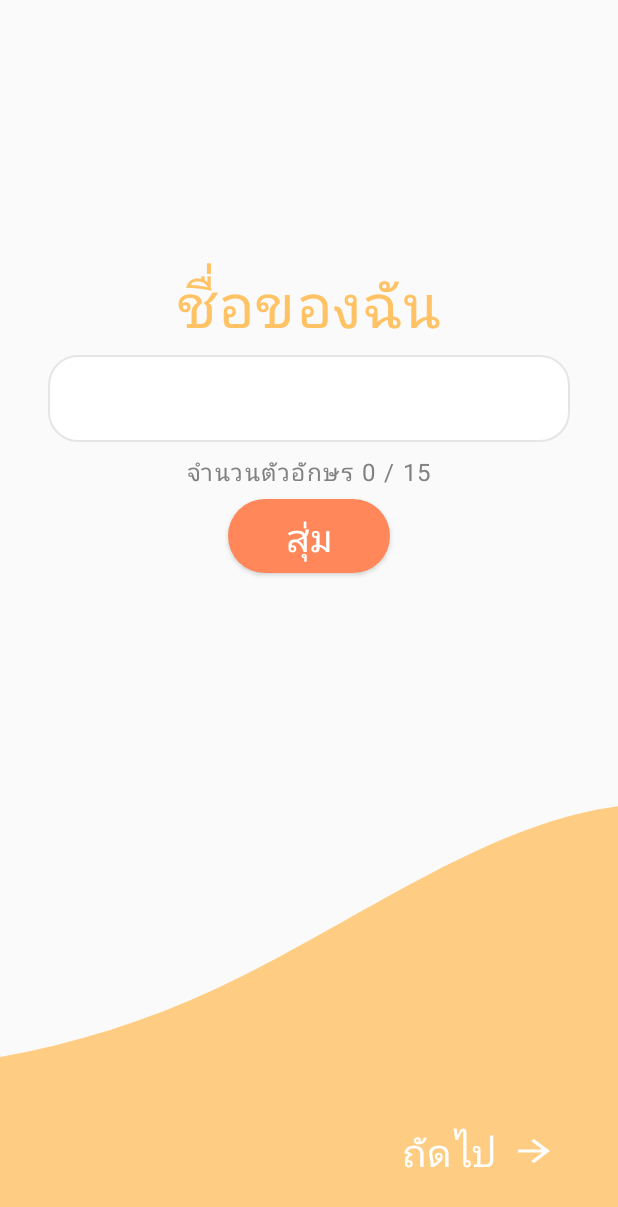
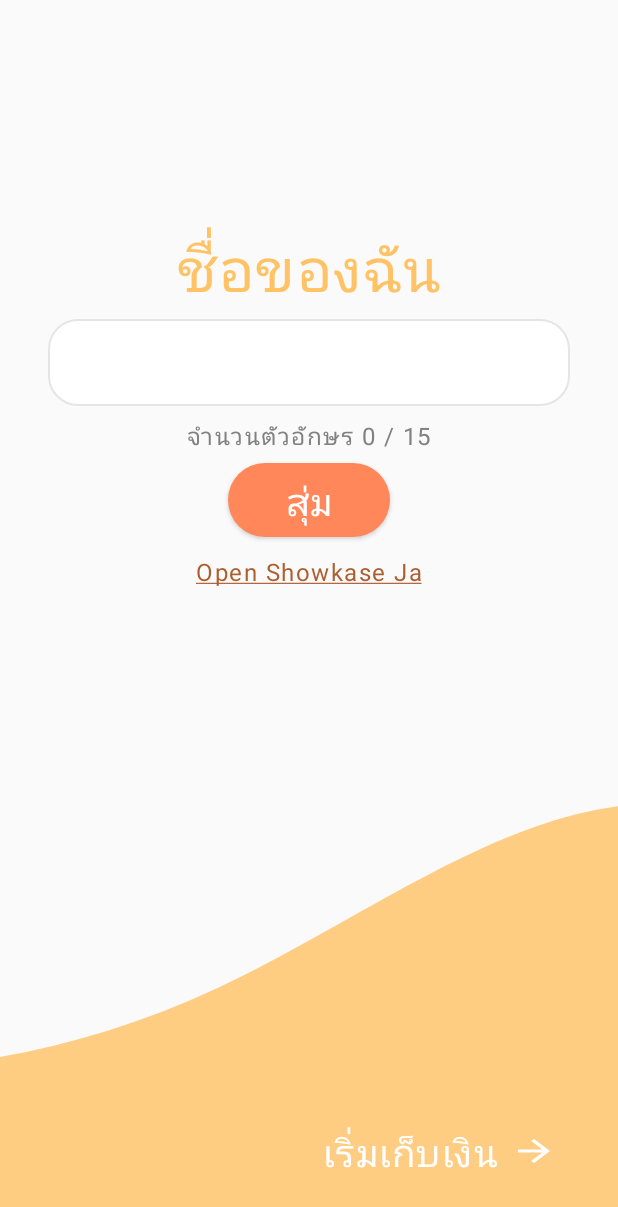
Before and after one commit to natersland/PiggyRich, an Android app built with Jetpack Compose: the screen it shows after launch (MainActivity), on a phone screen of 412 x 824 dp. Shown: the top 1207 px of the screen. Run offline under Robolectric (Android 15) with nearby library versions, the phone set to English and light mode, and no system bars; our stand-ins replace Dagger/Hilt's generated code, Room's generated code; libraries missing offline, so code that uses them is left out: com.airbnb.android.

Commit message:
feat: setup Showkase and add example use

```diff
--- a/app/src/main/java/com/natersfantasy/piggyrichrpg/commons/components/PiggyPigRoundedButton.kt
+++ b/app/src/main/java/com/natersfantasy/piggyrichrpg/commons/components/PiggyPigRoundedButton.kt
@@ -14,7 +14,7 @@ import androidx.compose.ui.text.style.TextAlign
 import androidx.compose.ui.tooling.preview.Preview
 import androidx.compose.ui.unit.dp
 import com.natersfantasy.piggyrichrpg.R
-import com.natersfantasy.piggyrichrpg.ui.theme.PiggyPigColor
+import com.natersfantasy.piggyrichrpg.ui.theme.PiggyRichColor
 import com.natersfantasy.piggyrichrpg.ui.theme.PiggyRichRPGTheme
 
 @Composable
@@ -40,7 +40,7 @@ fun PiggyPigRoundedButton(
                 .padding(horizontal = 18.dp, vertical = 4.dp),
             textAlign = TextAlign.Center,
             color = when(btnColor) {
-                Color.White -> PiggyPigColor.Gray818181
+                Color.White -> PiggyRichColor.Gray818181
                 else -> Color.White
             }
         )
@@ -56,7 +56,7 @@ fun RoundedButtonPreview() {
         PiggyPigRoundedButton(
             onClick = {},
             text = stringResource(id = R.string.user_result_start),
-            btnColor = PiggyPigColor.Lobster,
+            btnColor = PiggyRichColor.Lobster,
             enabled = true,
             modifier = Modifier.fillMaxWidth()
         )
--- a/app/src/main/java/com/natersfantasy/piggyrichrpg/presentation/MainActivity.kt
+++ b/app/src/main/java/com/natersfantasy/piggyrichrpg/presentation/MainActivity.kt
@@ -6,6 +6,7 @@ import androidx.activity.compose.setContent
 import androidx.navigation.compose.NavHost
 import androidx.navigation.compose.composable
 import androidx.navigation.compose.rememberNavController
+import com.airbnb.android.showkase.models.Showkase
 import com.natersfantasy.piggyrichrpg.presentation.newmember.NewMemberScreen
 import com.natersfantasy.piggyrichrpg.ui.theme.PiggyRichRPGTheme
 import com.natersfantasy.piggyrichrpg.util.Routes
@@ -14,6 +15,7 @@ import dagger.hilt.android.AndroidEntryPoint
 @AndroidEntryPoint
 class MainActivity : ComponentActivity() {
     override fun onCreate(savedInstanceState: Bundle?) {
+
         super.onCreate(savedInstanceState)
         setContent {
             PiggyRichRPGTheme {
--- a/app/src/main/java/com/natersfantasy/piggyrichrpg/presentation/newmember/NewMemberScreen.kt
+++ b/app/src/main/java/com/natersfantasy/piggyrichrpg/presentation/newmember/NewMemberScreen.kt
@@ -1,6 +1,12 @@
 package com.natersfantasy.piggyrichrpg.presentation.newmember
 
+import android.content.Context
+import android.content.Intent
 import android.widget.Toast
+import androidx.activity.compose.ManagedActivityResultLauncher
+import androidx.activity.compose.rememberLauncherForActivityResult
+import androidx.activity.result.ActivityResult
+import androidx.activity.result.contract.ActivityResultContracts
 import androidx.compose.foundation.Image
 import androidx.compose.foundation.layout.*
 import androidx.compose.material.*
@@ -12,34 +18,35 @@ import androidx.compose.ui.platform.LocalContext
 import androidx.compose.ui.res.painterResource
 import androidx.compose.ui.res.stringResource
 import androidx.compose.ui.text.style.TextAlign
+import androidx.compose.ui.text.style.TextDecoration
 import androidx.compose.ui.tooling.preview.Preview
 import androidx.compose.ui.unit.dp
 import androidx.hilt.navigation.compose.hiltViewModel
+import com.airbnb.android.showkase.models.Showkase
 import com.natersfantasy.piggyrichrpg.R
 import com.natersfantasy.piggyrichrpg.commons.components.PiggyPigRoundedButton
 import com.natersfantasy.piggyrichrpg.ui.theme.*
 import com.natersfantasy.piggyrichrpg.util.UiEvent
+import com.natersfantasy.piggyrichrpg.util.screenshot.getBrowserIntent
 
 @Composable
 internal fun NewMemberScreen(
     onPopBackStack: () -> Unit,
     viewModel: NewMemberViewModel = hiltViewModel()
 ) {
-    val scaffoldState = rememberScaffoldState()
     LaunchedEffect(key1 = true) {
         viewModel.uiEvent.collect { event ->
             when (event) {
                 is UiEvent.PopBackStack -> onPopBackStack()
-                is UiEvent.ShowSnackbar -> {
-                    scaffoldState.snackbarHostState.showSnackbar(
-                        message = event.message,
-                        actionLabel = event.action
-                    )
-                }
                 else -> Unit
             }
         }
     }
+
+    val context = LocalContext.current
+    val launcher = rememberLauncherForActivityResult(
+        ActivityResultContracts.StartActivityForResult()
+    ) { _ -> /* Handle activity result if needed */ }
 
     Box(
         modifier = Modifier
@@ -51,7 +58,7 @@ internal fun NewMemberScreen(
                 .padding(start = 32.dp, end = 32.dp, bottom = 300.dp)
                 .align(Alignment.Center)
         ) {
-            UserDetailForm(viewModel)
+            NewMemberForm(viewModel, context, launcher)
         }
         Box(modifier = Modifier.align(Alignment.BottomCenter)) {
             AppBottomWave()
@@ -61,8 +68,9 @@ internal fun NewMemberScreen(
                     .align(Alignment.BottomEnd)
                     .padding(end = 32.dp, bottom = 32.dp)
             ) {
+
                 Text(
-                    text = stringResource(id = R.string.new_member_next_button),
+                    text = stringResource(id = R.string.user_result_start),
                     style = PiggyPigTypography.h2,
                     color = Color.White,
                     modifier = Modifier.padding(end = 8.dp)
@@ -77,7 +85,11 @@ internal fun NewMemberScreen(
 }
 
 @Composable
-private fun UserDetailForm(viewModel: NewMemberViewModel) {
+fun NewMemberForm(
+    viewModel: NewMemberViewModel,
+    context: Context,
+    launcher: ManagedActivityResultLauncher<Intent, ActivityResult>
+) {
     Box(
         modifier = Modifier
             .fillMaxWidth()
@@ -90,7 +102,7 @@ private fun UserDetailForm(viewModel: NewMemberViewModel) {
             Text(
                 text = stringResource(id = R.string.new_member_myname),
                 style = PiggyPigTypography.h1,
-                color = PiggyPigColor.GiraffeYellowText,
+                color = PiggyRichColor.GiraffeYellowText,
                 modifier = Modifier.fillMaxWidth(),
                 textAlign = TextAlign.Center
             )
@@ -98,16 +110,29 @@ private fun UserDetailForm(viewModel: NewMemberViewModel) {
             PiggyPigRoundedButton(
                 onClick = { viewModel.onEvent(NewMemberEvent.OnRandomClick) },
                 text = stringResource(id = R.string.new_member_random),
-                btnColor = PiggyPigColor.Lobster,
+                btnColor = PiggyRichColor.Lobster,
                 enabled = true,
                 modifier = Modifier.padding(top = 8.dp)
             )
+            TextButton(
+                onClick = {
+                    val intent = Showkase.getBrowserIntent(context)
+                    launcher.launch(intent)
+                },
+            ) {
+                // Showkase #4
+                Text(
+                    text = "Open Showkase Ja",
+                    style = PiggyPigTypography.body1,
+                    color = PiggyRichColor.GiraffeBrownText, textDecoration = TextDecoration.Underline
+                )
+            }
         }
     }
 }
 
 @Composable
-private fun FormTextField(viewModel: NewMemberViewModel) {
+fun FormTextField(viewModel: NewMemberViewModel) {
     val context = LocalContext.current
     val maxChar = 15
     val userNameLength = viewModel.userName.length
@@ -127,9 +152,9 @@ private fun FormTextField(viewModel: NewMemberViewModel) {
         shape = Shapes.small,
         colors = TextFieldDefaults.outlinedTextFieldColors(
             backgroundColor = Color.White,
-            focusedBorderColor = PiggyPigColor.GrayE5E5E5,
-            unfocusedBorderColor = PiggyPigColor.GrayE5E5E5,
-            textColor = PiggyPigColor.Gray818181
+            focusedBorderColor = PiggyRichColor.GrayE5E5E5,
+            unfocusedBorderColor = PiggyRichColor.GrayE5E5E5,
+            textColor = PiggyRichColor.Gray818181
         ),
         textStyle = PiggyPigTypography.h3,
         singleLine = true,
@@ -140,15 +165,16 @@ private fun FormTextField(viewModel: NewMemberViewModel) {
             userNameLength.toString(),
             maxChar.toString()
         ), style = PiggyPigTypography.body1, color = when (userNameLength) {
-            in 7..14 -> PiggyPigColor.Lobster
+            in 7..14 -> PiggyRichColor.Lobster
             15 -> Color.Red
-            else -> PiggyPigColor.Gray818181
+            else -> PiggyRichColor.Gray818181
         }
     )
 }
 
+@Preview(name = "AppBottomWave", group = "NewMemberScreen")
 @Composable
-private fun AppBottomWave() {
+fun AppBottomWave() {
     Image(
         painter = painterResource(id = R.drawable.formwave),
         contentDescription = "formwave",
@@ -156,8 +182,8 @@ private fun AppBottomWave() {
     )
 }
 
-@Preview(showBackground = true, locale = "th")
+//@Preview(name = "New member Screen", group = "New Member")
 @Composable
 fun NewMemberScreenPreview() {
-
+    NewMemberScreen(onPopBackStack = {})
 }
--- a/app/src/main/java/com/natersfantasy/piggyrichrpg/ui/theme/Color.kt
+++ b/app/src/main/java/com/natersfantasy/piggyrichrpg/ui/theme/Color.kt
@@ -1,21 +1,35 @@
 package com.natersfantasy.piggyrichrpg.ui.theme
 
 import androidx.compose.ui.graphics.Color
+import com.airbnb.android.showkase.annotation.ShowkaseColor
 
 
-object PiggyPigColor {
+object PiggyRichColor {
+    // Showkase #2.1
+    @ShowkaseColor(name = "ChickenFantasy", group = "PiggyRich Color")
     val Chicken = Color(0xFFEE7D83)
+    @ShowkaseColor(name = "GiraffeFantasy", group = "PiggyRich Color")
     val Giraffe = Color(0xFFFFCE84)
+    @ShowkaseColor(name = "GiraffePatternFantasy", group = "PiggyRich Color")
     val GiraffePattern = Color(0xFFAD5E2E)
+    @ShowkaseColor(name = "LobsterFantasy", group = "PiggyRich Color")
     val Lobster = Color(0xFFFF8759)
+    @ShowkaseColor(name = "FrogFantasy", group = "PiggyRich Color")
     val Frog = Color(0xFFBEE8AA)
+    @ShowkaseColor(name = "DolphinFantasy", group = "PiggyRich Color")
     val Dolphin = Color(0xFFA2D5FF)
+    @ShowkaseColor(name = "CatFantasy", group = "PiggyRich Color")
     val Cat = Color(0xFFFFBFA2)
 
+    @ShowkaseColor(name = "Disable", group = "Other")
     val Disable = Color(0xFFD9D9D9)
 
+    @ShowkaseColor(group = "Font Color")
     val GiraffeYellowText = Color(0xFFFFC265)
+    @ShowkaseColor(group = "Font Color")
     val GiraffeBrownText = Color(0xFFAD5E2F)
+    @ShowkaseColor(group = "Font Color")
     val Gray818181 = Color(0xFF818181)
+    @ShowkaseColor(group = "Font Color")
     val GrayE5E5E5 = Color(0xFFE5E5E5)
 }
--- a/app/src/main/java/com/natersfantasy/piggyrichrpg/ui/theme/Theme.kt
+++ b/app/src/main/java/com/natersfantasy/piggyrichrpg/ui/theme/Theme.kt
@@ -8,17 +8,17 @@ import androidx.compose.runtime.Composable
 import androidx.compose.ui.graphics.Color
 
 private val DarkColorPalette = darkColors(
-    primary = PiggyPigColor.Giraffe,
-    primaryVariant = PiggyPigColor.Giraffe,
-    secondary = PiggyPigColor.GiraffePattern,
-    surface = PiggyPigColor.Gray818181,
-    background = PiggyPigColor.Gray818181,
+    primary = PiggyRichColor.Giraffe,
+    primaryVariant = PiggyRichColor.Giraffe,
+    secondary = PiggyRichColor.GiraffePattern,
+    surface = PiggyRichColor.Gray818181,
+    background = PiggyRichColor.Gray818181,
 )
 
 private val LightColorPalette = lightColors(
-    primary = PiggyPigColor.Giraffe,
-    primaryVariant = PiggyPigColor.Giraffe,
-    secondary = PiggyPigColor.GiraffePattern,
+    primary = PiggyRichColor.Giraffe,
+    primaryVariant = PiggyRichColor.Giraffe,
+    secondary = PiggyRichColor.GiraffePattern,
     surface = Color.White,
     background = Color.White,
 
--- a/app/src/main/java/com/natersfantasy/piggyrichrpg/ui/theme/Type.kt
+++ b/app/src/main/java/com/natersfantasy/piggyrichrpg/ui/theme/Type.kt
@@ -9,6 +9,8 @@ import androidx.compose.ui.text.font.FontWeight
 import androidx.compose.ui.text.googlefonts.Font
 import androidx.compose.ui.text.googlefonts.GoogleFont
 import androidx.compose.ui.unit.sp
+import com.airbnb.android.showkase.annotation.ShowkaseColor
+import com.airbnb.android.showkase.annotation.ShowkaseTypography
 import com.natersfantasy.piggyrichrpg.R
 import java.util.*
 
@@ -55,6 +57,7 @@ val MitrFontFamily = FontFamily(
 )
 val userDisplayLanguage = Resources.getSystem().configuration.locale;
 
+
 val PiggyPigTypography = Typography(
     body1 = TextStyle(
         fontFamily = MitrFontFamily,
@@ -93,3 +96,47 @@ val PiggyPigTypography = Typography(
         letterSpacing = 1.sp
     ),
 )
+
+// Showkase #2.2
+@ShowkaseTypography(name = "body 1", group = "PiggyRich Font")
+val body1 = TextStyle(
+    fontFamily = MitrFontFamily,
+    fontWeight = FontWeight.Normal,
+    fontSize = 16.sp,
+    letterSpacing = 1.sp
+)
+@ShowkaseTypography(name = "button", group = "PiggyRich Font")
+val button = TextStyle(
+fontFamily = MitrFontFamily,
+fontWeight = FontWeight.Medium,
+fontSize = 25.sp,
+letterSpacing = 1.sp
+)
+@ShowkaseTypography(name = "h1", group = "PiggyRich Font")
+val h1 = TextStyle(
+fontFamily = MitrFontFamily,
+fontWeight = FontWeight.Medium,
+fontSize = 40.sp,
+letterSpacing = 1.sp
+)
+@ShowkaseTypography(name = "h2", group = "PiggyRich Font")
+val h2 = TextStyle(
+fontFamily = MitrFontFamily,
+fontWeight = FontWeight.Medium,
+fontSize = 25.sp,
+letterSpacing = 1.sp
+)
+@ShowkaseTypography(name = "h3", group = "PiggyRich Font")
+val h3 = TextStyle(
+fontFamily = MitrFontFamily,
+fontWeight = FontWeight.Medium,
+fontSize = 22.sp,
+letterSpacing = 1.sp
+)
+@ShowkaseTypography(name = "h4", group = "PiggyRich Font")
+val h4 = TextStyle(
+fontFamily = MitrFontFamily,
+fontWeight = FontWeight.Medium,
+fontSize = 20.sp,
+letterSpacing = 1.sp
+)
--- a/build.gradle
+++ b/build.gradle
@@ -3,6 +3,7 @@ buildscript {
         compose_ui_version = '1.2.0'
     }
 }// Top-level build file where you can add configuration options common to all sub-projects/modules.
+
 plugins {
     id 'com.android.application' version '7.4.0' apply false
     id 'com.android.library' version '7.4.0' apply false
```
Also changed, not shown: app/build.gradle (+4 -3 lines), app/src/main/java/com/natersfantasy/piggyrichrpg/presentation/splashscreen/SplashScreen.kt (+8 -5 lines), app/src/main/java/com/natersfantasy/piggyrichrpg/util/screenshot/ShowkaseRoot.kt (added, +8 -0 lines), app/src/main/java/com/natersfantasy/piggyrichrpg/util/di/AppModule.kt (line endings or trailing spaces).
